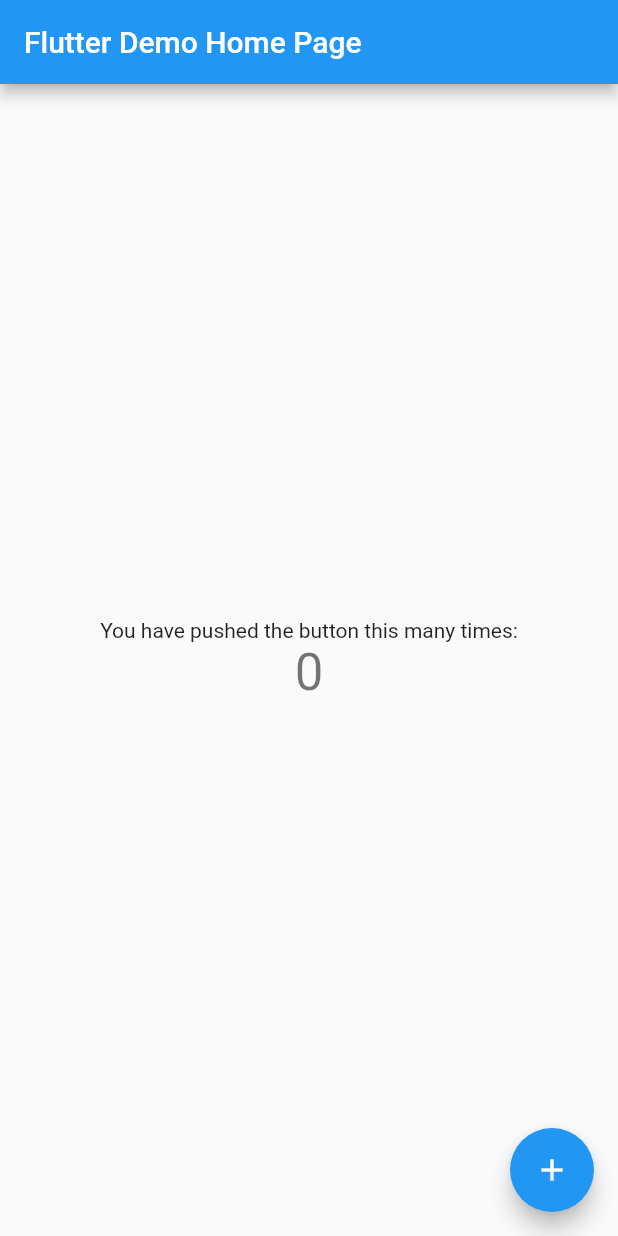
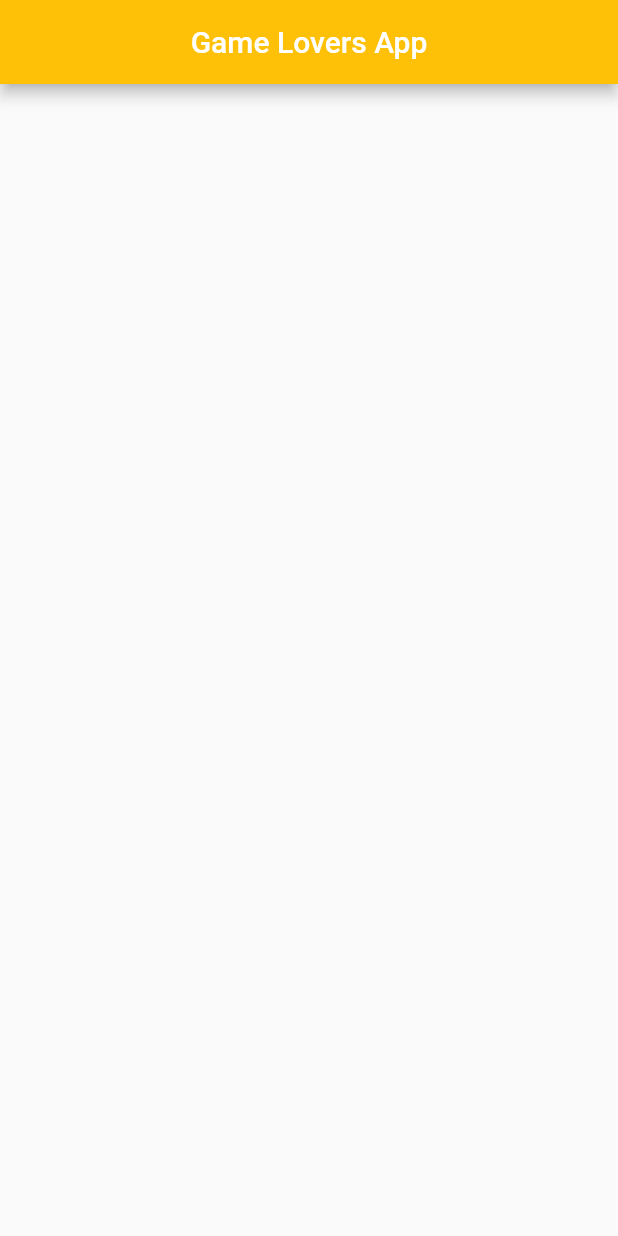
Before and after one commit to ZeroOneTV/mobile_dev_test, a Flutter app: the screen it shows after launch, on a phone screen of 412 x 824 dp. Run offline on Flutter 3.47's test engine with Material 2 defaults, Android fonts, the phone set to English and light mode, and no system bars.

Commit message:
Added folders for better organization of the codes contained in the files. Added HTTP dependency on the pubspec.yaml file. Created the files that will be models of the data used by the API. Created the Strings.dart file, which can be used at anytime, for better organizing the use of strings.

```diff
--- /dev/null
+++ b/lib/Strings.dart
@@ -0,0 +1,8 @@
+
+class Strings{
+  static final String titleApp = "Game Lovers App";
+  static final String platform = 'https://api-v3.igdb.com/platforms';
+  static final String genre = 'https://api-v3.igdb.com/genre';
+  static final String game = 'https://api-v3.igdb.com/game';
+
+}
--- /dev/null
+++ b/lib/activitys/HomeApp.dart
@@ -0,0 +1,18 @@
+import 'package:flutter/material.dart';
+import '../Strings.dart';
+
+class HomeApp extends StatelessWidget {
+  // This widget is the root of your application.
+  @override
+  Widget build(BuildContext context) {
+    return MaterialApp(
+      home: Scaffold(
+          appBar: AppBar(
+            title: Text(Strings.titleApp),
+            centerTitle: true,
+            backgroundColor: Colors.amber,
+          ),
+      )
+    );
+  }
+}
--- /dev/null
+++ b/lib/http/HttpConnect.dart
@@ -0,0 +1,10 @@
+import 'dart:async';
+import 'dart:convert';
+import 'dart:io';
+
+import 'package:http/http.dart';
+
+class HttpClient {
+
+
+}
--- a/lib/main.dart
+++ b/lib/main.dart
@@ -1,117 +1,6 @@
 import 'package:flutter/material.dart';
+import 'activitys/HomeApp.dart';
 
 void main() {
-  runApp(MyApp());
+  runApp(HomeApp());
 }
-
-class MyApp extends StatelessWidget {
-  // This widget is the root of your application.
-  @override
-  Widget build(BuildContext context) {
-    return MaterialApp(
-      title: 'Flutter Demo',
-      theme: ThemeData(
-        // This is the theme of your application.
-        //
-        // Try running your application with "flutter run". You'll see the
-        // application has a blue toolbar. Then, without quitting the app, try
-        // changing the primarySwatch below to Colors.green and then invoke
-        // "hot reload" (press "r" in the console where you ran "flutter run",
-        // or simply save your changes to "hot reload" in a Flutter IDE).
-        // Notice that the counter didn't reset back to zero; the application
-        // is not restarted.
-        primarySwatch: Colors.blue,
-        // This makes the visual density adapt to the platform that you run
-        // the app on. For desktop platforms, the controls will be smaller and
-        // closer together (more dense) than on mobile platforms.
-        visualDensity: VisualDensity.adaptivePlatformDensity,
-      ),
-      home: MyHomePage(title: 'Flutter Demo Home Page'),
-    );
-  }
-}
-
-class MyHomePage extends StatefulWidget {
-  MyHomePage({Key key, this.title}) : super(key: key);
-
-  // This widget is the home page of your application. It is stateful, meaning
-  // that it has a State object (defined below) that contains fields that affect
-  // how it looks.
-
-  // This class is the configuration for the state. It holds the values (in this
-  // case the title) provided by the parent (in this case the App widget) and
-  // used by the build method of the State. Fields in a Widget subclass are
-  // always marked "final".
-
-  final String title;
-
-  @override
-  _MyHomePageState createState() => _MyHomePageState();
-}
-
-class _MyHomePageState extends State<MyHomePage> {
-  int _counter = 0;
-
-  void _incrementCounter() {
-    setState(() {
-      // This call to setState tells the Flutter framework that something has
-      // changed in this State, which causes it to rerun the build method below
-      // so that the display can reflect the updated values. If we changed
-      // _counter without calling setState(), then the build method would not be
-      // called again, and so nothing would appear to happen.
-      _counter++;
-    });
-  }
-
-  @override
-  Widget build(BuildContext context) {
-    // This method is rerun every time setState is called, for instance as done
-    // by the _incrementCounter method above.
-    //
-    // The Flutter framework has been optimized to make rerunning build methods
-    // fast, so that you can just rebuild anything that needs updating rather
-    // than having to individually change instances of widgets.
-    return Scaffold(
-      appBar: AppBar(
-        // Here we take the value from the MyHomePage object that was created by
-        // the App.build method, and use it to set our appbar title.
-        title: Text(widget.title),
-      ),
-      body: Center(
-        // Center is a layout widget. It takes a single child and positions it
-        // in the middle of the parent.
-        child: Column(
-          // Column is also a layout widget. It takes a list of children and
-          // arranges them vertically. By default, it sizes itself to fit its
-          // children horizontally, and tries to be as tall as its parent.
-          //
-          // Invoke "debug painting" (press "p" in the console, choose the
-          // "Toggle Debug Paint" action from the Flutter Inspector in Android
-          // Studio, or the "Toggle Debug Paint" command in Visual Studio Code)
-          // to see the wireframe for each widget.
-          //
-          // Column has various properties to control how it sizes itself and
-          // how it positions its children. Here we use mainAxisAlignment to
-          // center the children vertically; the main axis here is the vertical
-          // axis because Columns are vertical (the cross axis would be
-          // horizontal).
-          mainAxisAlignment: MainAxisAlignment.center,
-          children: <Widget>[
-            Text(
-              'You have pushed the button this many times:',
-            ),
-            Text(
-              '$_counter',
-              style: Theme.of(context).textTheme.headline4,
-            ),
-          ],
-        ),
-      ),
-      floatingActionButton: FloatingActionButton(
-        onPressed: _incrementCounter,
-        tooltip: 'Increment',
-        child: Icon(Icons.add),
-      ), // This trailing comma makes auto-formatting nicer for build methods.
-    );
-  }
-}
--- /dev/null
+++ b/lib/models/Game.dart
@@ -0,0 +1,39 @@
+
+
+class Game {
+   String _name;
+   String _genre;
+   String _summary;
+   String _cover;
+   String _checksum;
+
+   String get name => _name;
+
+  set name(String value) {
+    _name = value;
+  }
+
+   String get genre => _genre;
+
+   String get checksum => _checksum;
+
+  set checksum(String value) {
+    _checksum = value;
+  }
+
+  String get cover => _cover;
+
+  set cover(String value) {
+    _cover = value;
+  }
+
+  String get summary => _summary;
+
+  set summary(String value) {
+    _summary = value;
+  }
+
+  set genre(String value) {
+    _genre = value;
+  }
+}
--- /dev/null
+++ b/lib/models/Platform.dart
@@ -0,0 +1,6 @@
+
+
+class Plataform{
+
+
+}
--- a/pubspec.yaml
+++ b/pubspec.yaml
@@ -23,7 +23,7 @@ environment:
 dependencies:
   flutter:
     sdk: flutter
-
+  http: ^0.12.2
 
   # The following adds the Cupertino Icons font to your application.
   # Use with the CupertinoIcons class for iOS style icons.
```
Also changed, not shown: lib/models/Genre.dart (added), pubspec.lock.
